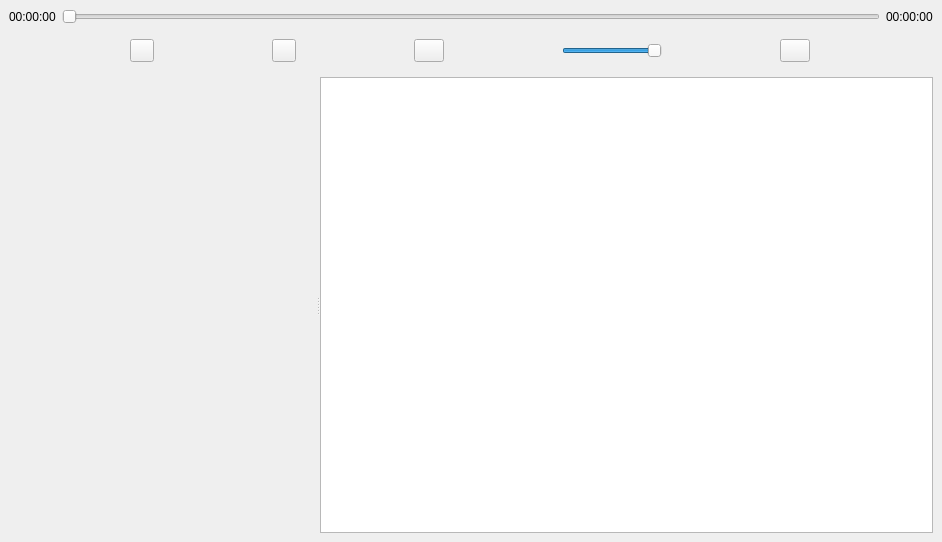
bit-shift-io/audiobook, file mainwindow.ui: the form before one commit.
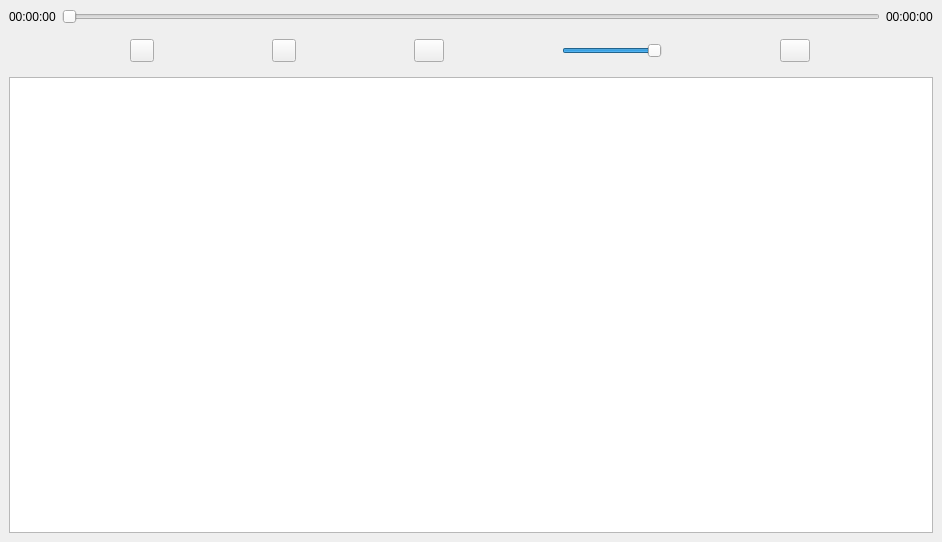
The form after the commit. Icons and pictures are not drawn.

```diff
--- a/mainwindow.ui
+++ b/mainwindow.ui
@@ -47,6 +47,9 @@
       <property name="sizeConstraint">
        <enum>QLayout::SetMaximumSize</enum>
       </property>
+      <property name="bottomMargin">
+       <number>0</number>
+      </property>
       <item>
        <layout class="QVBoxLayout" name="media_control_widget_2">
         <property name="topMargin">
@@ -177,52 +180,9 @@
         </item>
        </layout>
       </item>
-      <item>
-       <widget class="QSplitter" name="splitter">
-        <property name="enabled">
-         <bool>true</bool>
-        </property>
-        <property name="sizePolicy">
-         <sizepolicy hsizetype="Expanding" vsizetype="Expanding">
-          <horstretch>0</horstretch>
-          <verstretch>0</verstretch>
-         </sizepolicy>
-        </property>
-        <property name="orientation">
-         <enum>Qt::Horizontal</enum>
-        </property>
-        <widget class="QWidget" name="layoutWidget">
-         <layout class="QVBoxLayout" name="info_widget">
-          <property name="leftMargin">
-           <number>0</number>
-          </property>
-          <item>
-           <widget class="QLabel" name="info_cover">
-            <property name="minimumSize">
-             <size>
-              <width>150</width>
-              <height>0</height>
-             </size>
-            </property>
-            <property name="autoFillBackground">
-             <bool>false</bool>
-            </property>
-            <property name="text">
-             <string/>
-            </property>
-            <property name="pixmap">
-             <pixmap>../spoken/cover.jpg</pixmap>
-            </property>
-            <property name="scaledContents">
-             <bool>false</bool>
-            </property>
-           </widget>
-          </item>
-         </layout>
-        </widget>
-        <widget class="QWidget" name="layoutWidget">
-         <layout class="QGridLayout" name="library_widget">
-          <item row="0" column="0" colspan="2">
+     </layout>
+    </item>
+    <item row="1" column="0">
            <widget class="QTableView" name="view_library">
             <property name="minimumSize">
              <size>
@@ -230,6 +190,12 @@
               <height>0</height>
              </size>
             </property>
+      <property name="frameShape">
+       <enum>QFrame::StyledPanel</enum>
+      </property>
+      <property name="frameShadow">
+       <enum>QFrame::Sunken</enum>
+      </property>
             <property name="sizeAdjustPolicy">
              <enum>QAbstractScrollArea::AdjustToContents</enum>
             </property>
@@ -242,16 +208,16 @@
             <property name="selectionBehavior">
              <enum>QAbstractItemView::SelectRows</enum>
             </property>
+      <property name="showGrid">
+       <bool>false</bool>
+      </property>
             <property name="sortingEnabled">
              <bool>true</bool>
             </property>
-           </widget>
-          </item>
-         </layout>
-        </widget>
-       </widget>
-      </item>
-     </layout>
+      <property name="cornerButtonEnabled">
+       <bool>false</bool>
+      </property>
+     </widget>
     </item>
    </layout>
   </widget>
```
Lines whose indentation alone changed are shown as unchanged.
